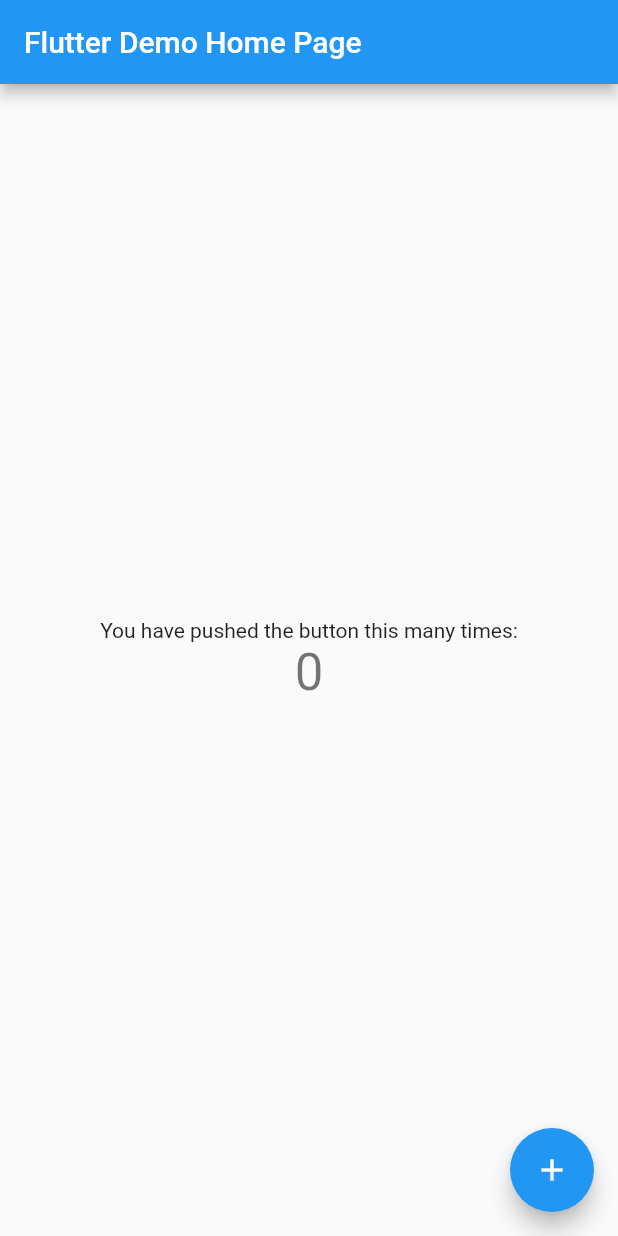
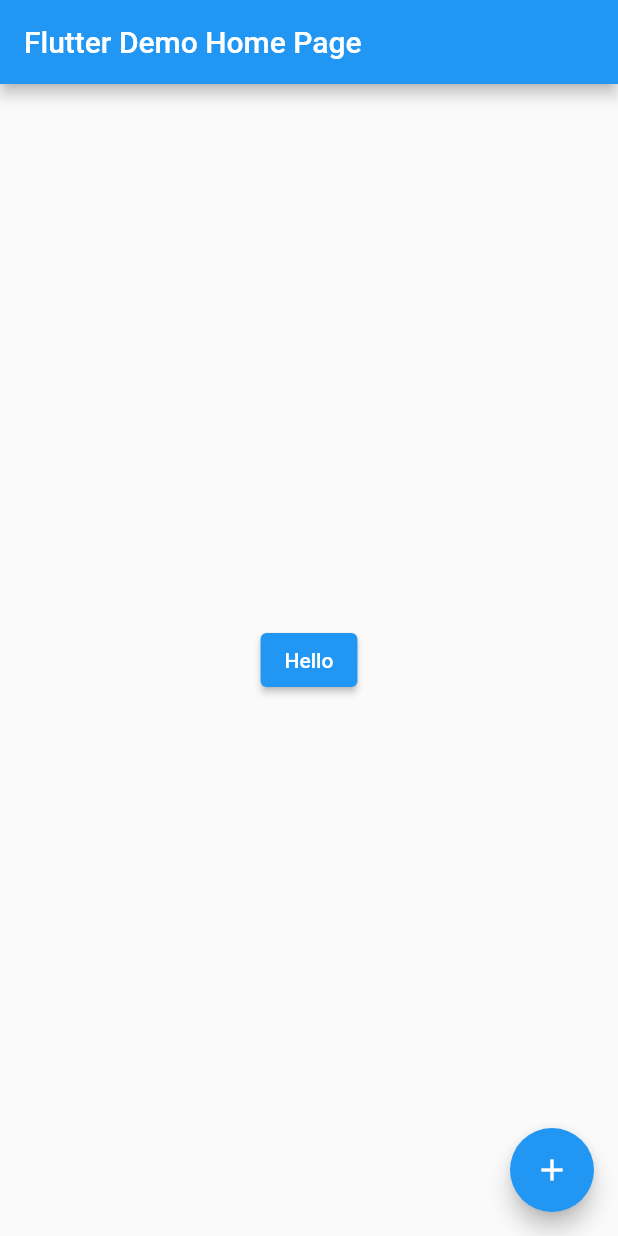
Before and after one commit to dattruong1998/demo_submodule, a Flutter app: the screen it shows after launch, on a phone screen of 412 x 824 dp. Run offline on Flutter 3.47's test engine with Material 2 defaults, Android fonts, the phone set to English and light mode, and no system bars.

Commit message:
commit button

```diff
--- /dev/null
+++ b/lib/custom_widget.dart
@@ -0,0 +1,10 @@
+import 'package:flutter/material.dart';
+
+class CustomWidget extends StatelessWidget {
+  const CustomWidget({Key? key}) : super(key: key);
+
+  @override
+  Widget build(BuildContext context) {
+    return ElevatedButton(onPressed: () {}, child: Text("Hello"));
+  }
+}
--- a/lib/main.dart
+++ b/lib/main.dart
@@ -1,3 +1,4 @@
+import 'package:demo/custom_widget.dart';
 import 'package:flutter/material.dart';
 
 void main() {
@@ -78,32 +79,7 @@ class _MyHomePageState extends State<MyHomePage> {
       body: Center(
         // Center is a layout widget. It takes a single child and positions it
         // in the middle of the parent.
-        child: Column(
-          // Column is also a layout widget. It takes a list of children and
-          // arranges them vertically. By default, it sizes itself to fit its
-          // children horizontally, and tries to be as tall as its parent.
-          //
-          // Invoke "debug painting" (press "p" in the console, choose the
-          // "Toggle Debug Paint" action from the Flutter Inspector in Android
-          // Studio, or the "Toggle Debug Paint" command in Visual Studio Code)
-          // to see the wireframe for each widget.
-          //
-          // Column has various properties to control how it sizes itself and
-          // how it positions its children. Here we use mainAxisAlignment to
-          // center the children vertically; the main axis here is the vertical
-          // axis because Columns are vertical (the cross axis would be
-          // horizontal).
-          mainAxisAlignment: MainAxisAlignment.center,
-          children: <Widget>[
-            const Text(
-              'You have pushed the button this many times:',
-            ),
-            Text(
-              '$_counter',
-              style: Theme.of(context).textTheme.headlineMedium,
-            ),
-          ],
-        ),
+        child: CustomWidget()
       ),
       floatingActionButton: FloatingActionButton(
         onPressed: _incrementCounter,
```
